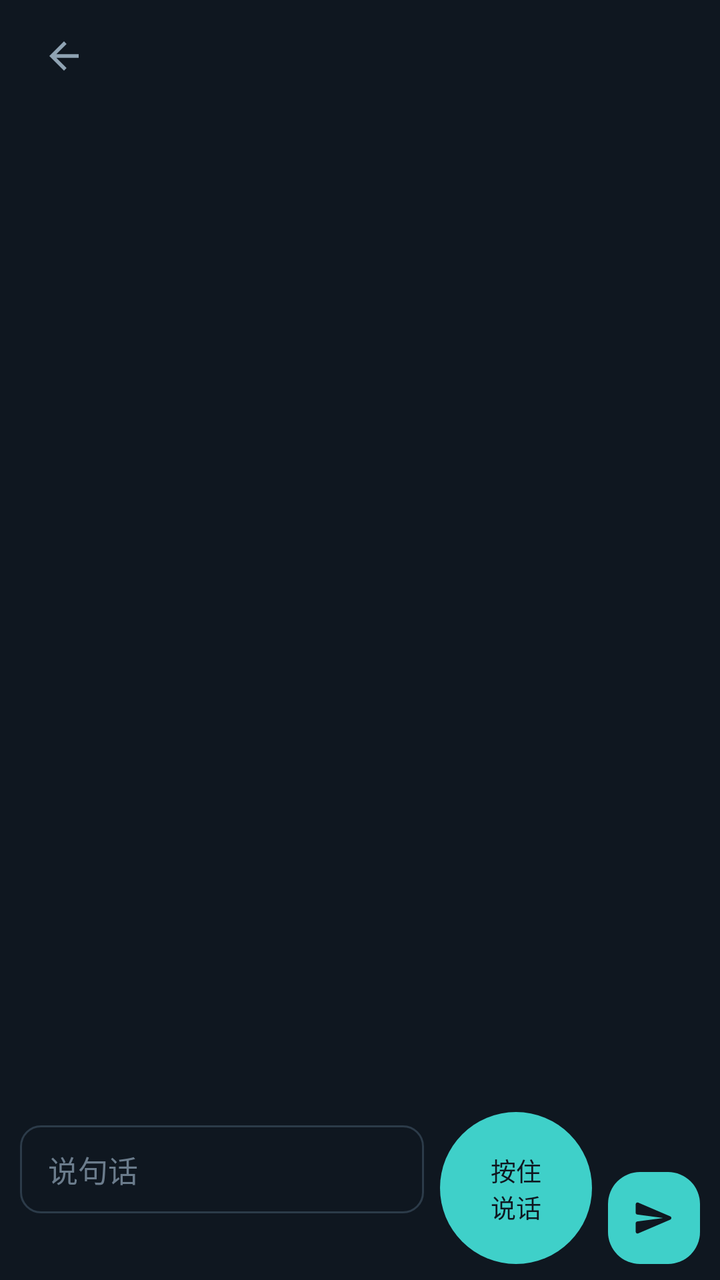
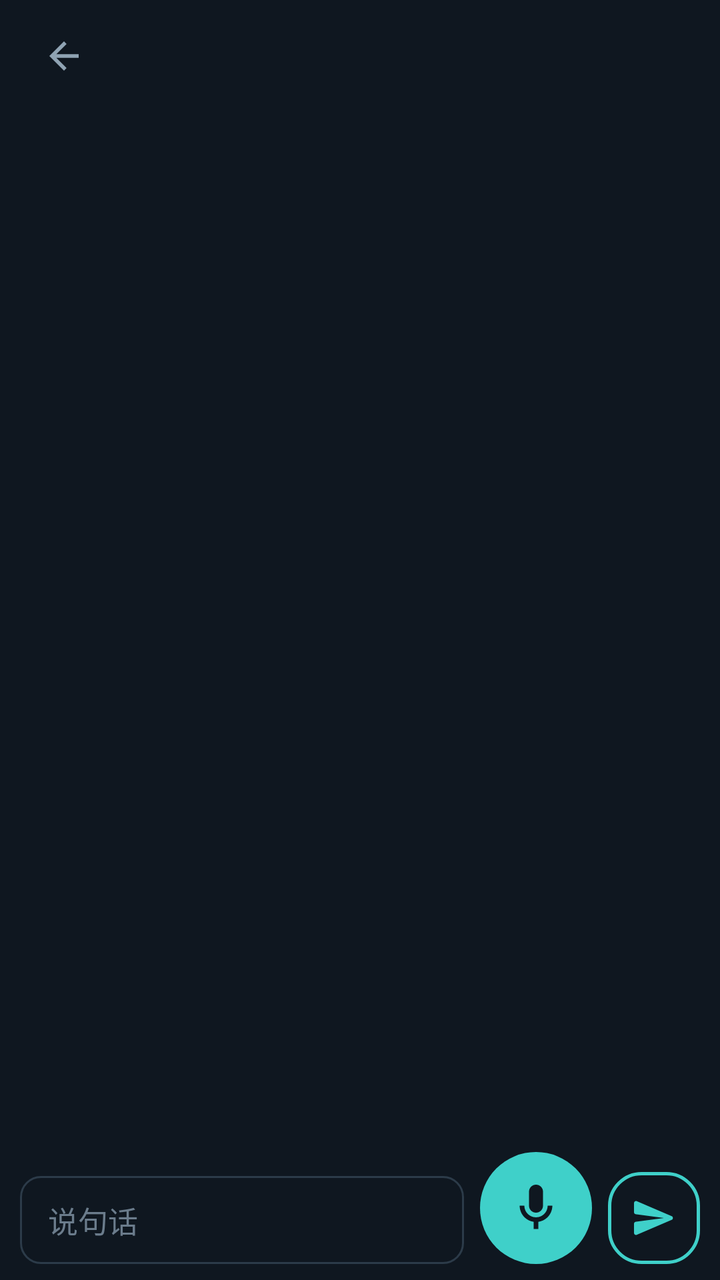

Screens rendered from an Android XML layout before and after an edit, with the pre-edit source and the edit as a unified diff.
<!-- AndroidManifest.xml: activity theme AppTheme -->
<!-- res/layout/activity_session.xml -->
<?xml version="1.0" encoding="utf-8"?>
<FrameLayout xmlns:android="http://schemas.android.com/apk/res/android"
    android:layout_width="match_parent"
    android:layout_height="match_parent"
    android:background="@color/pet_bg"
    android:fitsSystemWindows="true">

    <LinearLayout
        android:layout_width="match_parent"
        android:layout_height="match_parent"
        android:orientation="vertical">

        <LinearLayout
            android:layout_width="match_parent"
            android:layout_height="56dp"
            android:gravity="center_vertical"
            android:orientation="horizontal"
            android:paddingStart="12dp"
            android:paddingEnd="8dp">

            <ImageView
                android:id="@+id/chatBack"
                android:layout_width="wrap_content"
                android:layout_height="wrap_content"
                android:background="?android:attr/selectableItemBackground"
                android:contentDescription="返回"
                android:padding="9dp"
                android:src="@drawable/ic_back"
                android:tint="@color/pet_text_dim" />

            <TextView
                android:id="@+id/chatTitle"
                android:layout_width="0dp"
                android:layout_height="wrap_content"
                android:layout_weight="1"
                android:ellipsize="end"
                android:maxLines="1"
                android:paddingStart="4dp"
                android:textColor="@color/pet_text"
                android:textSize="15sp" />
        </LinearLayout>

        <TextView
            android:id="@+id/chatGoal"
            android:layout_width="match_parent"
            android:layout_height="wrap_content"
            android:ellipsize="end"
            android:maxLines="1"
            android:paddingStart="16dp"
            android:paddingEnd="16dp"
            android:paddingBottom="6dp"
            android:textColor="@color/pet_hint"
            android:textSize="12sp"
            android:visibility="gone" />

        <TextView
            android:id="@+id/chatPeek"
            android:layout_width="match_parent"
            android:layout_height="wrap_content"
            android:ellipsize="end"
            android:maxLines="1"
            android:paddingStart="16dp"
            android:paddingEnd="16dp"
            android:paddingBottom="6dp"
            android:text="在旁听："
            android:textColor="@color/pet_hint"
            android:textSize="12sp"
            android:visibility="gone" />

        <FrameLayout
            android:layout_width="match_parent"
            android:layout_height="0dp"
            android:layout_weight="1">

            <ListView
                android:id="@+id/chatList"
                android:divider="@null"
                android:dividerHeight="0dp"
                android:layout_width="match_parent"
                android:layout_height="match_parent"
                android:clipToPadding="false"
                android:listSelector="@android:color/transparent"
                android:paddingTop="6dp"
                android:paddingBottom="12dp"
                android:scrollbars="none" />

            <TextView
                android:id="@+id/chatEmpty"
                android:layout_width="wrap_content"
                android:layout_height="wrap_content"
                android:layout_gravity="center"
                android:gravity="center"
                android:lineSpacingExtra="4dp"
                android:padding="24dp"
                android:text="还没有消息，说句话开始"
                android:textColor="@color/pet_hint"
                android:textSize="14sp"
                android:visibility="gone" />

            <TextView
                android:id="@+id/chatSending"
                android:layout_width="wrap_content"
                android:layout_height="wrap_content"
                android:layout_gravity="center_horizontal|bottom"
                android:layout_marginBottom="10dp"
                android:text="发送中"
                android:textColor="@color/pet_hint"
                android:textSize="12sp"
                android:visibility="gone" />
        </FrameLayout>

        <TextView
            android:id="@+id/chatQueue"
            android:layout_width="wrap_content"
            android:layout_height="wrap_content"
            android:layout_marginStart="20dp"
            android:layout_marginEnd="20dp"
            android:layout_marginBottom="2dp"
            android:background="@drawable/bg_input"
            android:clickable="true"
            android:focusable="true"
            android:maxLines="2"
            android:ellipsize="end"
            android:paddingStart="12dp"
            android:paddingTop="6dp"
            android:paddingEnd="12dp"
            android:paddingBottom="6dp"
            android:textColor="@color/pet_hint"
            android:textSize="12.5sp"
            android:visibility="gone" />

        <LinearLayout
            android:layout_width="match_parent"
            android:layout_height="wrap_content"
            android:gravity="bottom"
            android:orientation="horizontal"
            android:paddingStart="10dp"
            android:paddingTop="8dp"
            android:paddingEnd="10dp"
            android:paddingBottom="8dp">

            <EditText
                android:id="@+id/chatInput"
                android:layout_width="0dp"
                android:layout_height="wrap_content"
                android:layout_weight="1"
                android:background="@drawable/bg_input"
                android:hint="说句话"
                android:inputType="textCapSentences|textMultiLine"
                android:maxLines="4"
                android:minHeight="44dp"
                android:paddingStart="14dp"
                android:paddingTop="11dp"
                android:paddingEnd="14dp"
                android:paddingBottom="11dp"
                android:textColor="@color/pet_text"
                android:textColorHint="@color/pet_hint"
                android:textSize="15sp" />

            <TextView
                android:id="@+id/chatMic"
                android:layout_width="76dp"
                android:layout_height="76dp"
                android:layout_marginStart="8dp"
                android:background="@drawable/bg_mic"
                android:clickable="true"
                android:focusable="true"
                android:gravity="center"
                android:text="按住&#10;说话"
                android:textColor="@color/pet_bg"
                android:textSize="12.5sp" />

            <ImageView
                android:id="@+id/chatSend"
                android:layout_width="46dp"
                android:layout_height="46dp"
                android:layout_marginStart="8dp"
                android:background="@drawable/bg_btn_primary"
                android:contentDescription="发送"
                android:padding="12dp"
                android:src="@drawable/ic_send"
                android:tint="@color/pet_bg" />

            <ImageView
                android:id="@+id/chatStop"
                android:layout_width="46dp"
                android:layout_height="46dp"
                android:layout_marginStart="8dp"
                android:background="@drawable/bg_btn_primary"
                android:contentDescription="中断"
                android:padding="12dp"
                android:src="@drawable/ic_stop"
                android:tint="@color/pet_bg"
                android:visibility="gone" />
        </LinearLayout>
    </LinearLayout>
</FrameLayout>
<!-- resources referenced by this layout -->
<resources>
  <color name="pet_bg">#0F1720</color>
  <color name="pet_hint">#6B7C8C</color>
  <color name="pet_text">#E6EEF4</color>
  <color name="pet_text_dim">#8FA3B3</color>
  <!-- drawable bg_btn_primary (drawable) -->
  <?xml version="1.0" encoding="utf-8"?>
  <ripple xmlns:android="http://schemas.android.com/apk/res/android"
      android:color="#4DFFFFFF">
      <item>
          <shape android:shape="rectangle">
              <corners android:radius="16dp" />
              <solid android:color="@color/pet_accent" />
          </shape>
      </item>
  </ripple>
  <!-- drawable bg_input (drawable) -->
  <?xml version="1.0" encoding="utf-8"?>
  <shape xmlns:android="http://schemas.android.com/apk/res/android"
      android:shape="rectangle">
      <corners android:radius="10dp" />
      <solid android:color="@color/pet_bg" />
      <stroke
          android:width="1dp"
          android:color="@color/pet_line" />
  </shape>
  <!-- drawable bg_mic (drawable) -->
  <?xml version="1.0" encoding="utf-8"?>
  <ripple xmlns:android="http://schemas.android.com/apk/res/android"
      android:color="#4DFFFFFF">
      <item>
          <shape android:shape="oval">
              <solid android:color="@color/pet_accent" />
          </shape>
      </item>
  </ripple>
  <!-- drawable ic_back (drawable) -->
  <vector xmlns:android="http://schemas.android.com/apk/res/android"
      android:width="22dp"
      android:height="22dp"
      android:viewportWidth="24"
      android:viewportHeight="24">
      <path
          android:fillColor="#FF000000"
          android:pathData="M20,11H7.83l5.59,-5.59L12,4l-8,8 8,8 1.41,-1.41L7.83,13H20v-2z" />
  </vector>
  <!-- drawable ic_send (drawable) -->
  <vector xmlns:android="http://schemas.android.com/apk/res/android"
      android:width="22dp"
      android:height="22dp"
      android:viewportWidth="24"
      android:viewportHeight="24">
      <path
          android:fillColor="#FF000000"
          android:pathData="M3.4,20.4l17.45,-7.48c0.81,-0.35 0.81,-1.49 0,-1.84L3.4,3.6c-0.66,-0.29 -1.39,0.2 -1.39,0.91L2,9.12c0,0.5 0.37,0.93 0.87,0.99L17,12 2.87,13.88c-0.5,0.07 -0.87,0.5 -0.87,1l0.01,4.61c0,0.71 0.73,1.2 1.39,0.91z" />
  </vector>
  <!-- drawable ic_stop (drawable) -->
  <vector xmlns:android="http://schemas.android.com/apk/res/android"
      android:width="22dp"
      android:height="22dp"
      android:viewportWidth="24"
      android:viewportHeight="24">
      <path
          android:fillColor="#FF000000"
          android:pathData="M6.2,5h11.6c0.66,0 1.2,0.54 1.2,1.2v11.6c0,0.66 -0.54,1.2 -1.2,1.2H6.2C5.54,19 5,18.46 5,17.8V6.2C5,5.54 5.54,5 6.2,5z" />
  </vector>
  <style name="AppTheme" parent="@android:style/Theme.Material.NoActionBar">
          <item name="android:windowBackground">#06131F</item>
          <item name="android:colorAccent">#7ADAFF</item>
          <item name="android:statusBarColor">#06131F</item>
          <item name="android:navigationBarColor">#06131F</item>
      </style>
  <color name="pet_accent">#3FD0C9</color>
  <color name="pet_line">#2C3B49</color>
</resources>

<!-- the commit's change to res/layout/activity_session.xml (unified diff, before → after) -->
@@ -97,15 +97,17 @@
                 android:textSize="14sp"
                 android:visibility="gone" />
 
-            <TextView
-                android:id="@+id/chatSending"
-                android:layout_width="wrap_content"
-                android:layout_height="wrap_content"
-                android:layout_gravity="center_horizontal|bottom"
-                android:layout_marginBottom="10dp"
-                android:text="发送中"
-                android:textColor="@color/pet_hint"
-                android:textSize="12sp"
+            
+            <LinearLayout
+                android:id="@+id/chatSkeleton"
+                android:layout_width="match_parent"
+                android:layout_height="wrap_content"
+                android:layout_gravity="bottom"
+                android:orientation="vertical"
+                android:paddingStart="12dp"
+                android:paddingTop="14dp"
+                android:paddingEnd="12dp"
+                android:paddingBottom="18dp"
                 android:visibility="gone" />
         </FrameLayout>
 
@@ -126,6 +128,22 @@
             android:paddingEnd="12dp"
             android:paddingBottom="6dp"
             android:textColor="@color/pet_hint"
+            android:textSize="12.5sp"
+            android:visibility="gone" />
+
+        <TextView
+            android:id="@+id/chatRun"
+            android:layout_width="wrap_content"
+            android:layout_height="wrap_content"
+            android:layout_marginStart="20dp"
+            android:layout_marginEnd="20dp"
+            android:layout_marginBottom="2dp"
+            android:clickable="true"
+            android:focusable="true"
+            android:maxLines="1"
+            android:ellipsize="end"
+            android:contentDescription="中断"
+            android:textColor="@color/pet_accent"
             android:textSize="12.5sp"
             android:visibility="gone" />
 
@@ -157,40 +175,40 @@
                 android:textColorHint="@color/pet_hint"
                 android:textSize="15sp" />
 
-            <TextView
+            <ImageView
                 android:id="@+id/chatMic"
-                android:layout_width="76dp"
-                android:layout_height="76dp"
+                android:layout_width="56dp"
+                android:layout_height="56dp"
                 android:layout_marginStart="8dp"
                 android:background="@drawable/bg_mic"
                 android:clickable="true"
+                android:contentDescription="按住说话"
                 android:focusable="true"
-                android:gravity="center"
-                android:text="按住&#10;说话"
-                android:textColor="@color/pet_bg"
-                android:textSize="12.5sp" />
+                android:padding="14dp"
+                android:src="@drawable/ic_mic"
+                android:tint="@color/pet_bg" />
 
             <ImageView
                 android:id="@+id/chatSend"
                 android:layout_width="46dp"
                 android:layout_height="46dp"
                 android:layout_marginStart="8dp"
-                android:background="@drawable/bg_btn_primary"
+                android:background="@drawable/bg_btn_outline"
                 android:contentDescription="发送"
-                android:padding="12dp"
+                android:padding="11dp"
                 android:src="@drawable/ic_send"
-                android:tint="@color/pet_bg" />
+                android:tint="@color/pet_accent" />
 
             <ImageView
                 android:id="@+id/chatStop"
                 android:layout_width="46dp"
                 android:layout_height="46dp"
                 android:layout_marginStart="8dp"
-                android:background="@drawable/bg_btn_primary"
+                android:background="@drawable/bg_btn_outline"
                 android:contentDescription="中断"
-                android:padding="12dp"
+                android:padding="11dp"
                 android:src="@drawable/ic_stop"
-                android:tint="@color/pet_bg"
+                android:tint="@color/pet_accent"
                 android:visibility="gone" />
         </LinearLayout>
     </LinearLayout>
<!-- resource entries referenced after the edit -->
@@ -4,14 +4,17 @@
   <color name="pet_hint">#6B7C8C</color>
   <color name="pet_text">#E6EEF4</color>
   <color name="pet_text_dim">#8FA3B3</color>
-  <!-- drawable bg_btn_primary (drawable) -->
+  <!-- drawable bg_btn_outline (drawable) -->
   <?xml version="1.0" encoding="utf-8"?>
   <ripple xmlns:android="http://schemas.android.com/apk/res/android"
-      android:color="#4DFFFFFF">
+      android:color="#333FD0C9">
       <item>
           <shape android:shape="rectangle">
               <corners android:radius="16dp" />
-              <solid android:color="@color/pet_accent" />
+              <solid android:color="@color/pet_bg" />
+              <stroke
+                  android:width="1.5dp"
+                  android:color="@color/pet_accent" />
           </shape>
       </item>
   </ripple>
@@ -45,6 +48,16 @@
           android:fillColor="#FF000000"
           android:pathData="M20,11H7.83l5.59,-5.59L12,4l-8,8 8,8 1.41,-1.41L7.83,13H20v-2z" />
   </vector>
+  <!-- drawable ic_mic (drawable) -->
+  <vector xmlns:android="http://schemas.android.com/apk/res/android"
+      android:width="22dp"
+      android:height="22dp"
+      android:viewportWidth="24"
+      android:viewportHeight="24">
+      <path
+          android:fillColor="#FF000000"
+          android:pathData="M12,14c1.66,0 3,-1.34 3,-3V5c0,-1.66 -1.34,-3 -3,-3S9,3.34 9,5v6c0,1.66 1.34,3 3,3zM17,11c0,2.76 -2.24,5 -5,5s-5,-2.24 -5,-5H5c0,3.53 2.61,6.43 6,6.92V21h2v-3.08c3.39,-0.49 6,-3.39 6,-6.92h-2z" />
+  </vector>
   <!-- drawable ic_send (drawable) -->
   <vector xmlns:android="http://schemas.android.com/apk/res/android"
       android:width="22dp"
